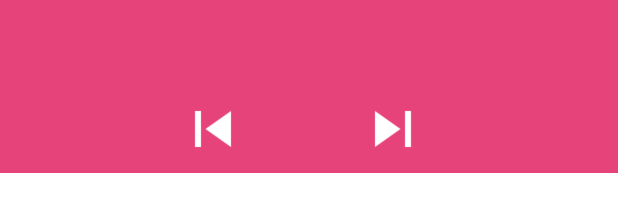
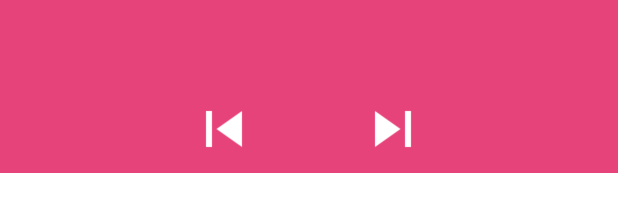
Before and after one commit to stevenguyen6052/BeautiMusic, an Android app: the layout music_play_frag2.xml on its own in the app's theme, with its tools: preview values and no code run, on a phone screen of 412 x 824 dp. Shown: the part 579-791 px from the top of the screen. Run offline under Robolectric (Android 15) with nearby library versions, the phone set to English and light mode, and no system bars; plain views replace CircularSeekBar.

Commit message:
commit changed

```diff
--- a/app/src/main/java/com/example/windows10gamer/beautimusic/view/adapter/AlbumAdapter.java
+++ b/app/src/main/java/com/example/windows10gamer/beautimusic/view/adapter/AlbumAdapter.java
@@ -77,7 +77,6 @@ public class AlbumAdapter extends RecyclerView.Adapter<AlbumAdapter.ViewHolder>
         public ViewHolder(View itemView) {
             super(itemView);
             mContext = itemView.getContext();
-            cardView = (CardView) itemView.findViewById(R.id.cardView);
             nameAlbum = (TextView) itemView.findViewById(R.id.alTvNameAlbum);
             nameArtist = (TextView) itemView.findViewById(R.id.alTvNameArtist);
             itemView.setOnClickListener(this);
--- a/app/src/main/java/com/example/windows10gamer/beautimusic/view/fragment/MusicPlay.java
+++ b/app/src/main/java/com/example/windows10gamer/beautimusic/view/fragment/MusicPlay.java
@@ -244,7 +244,6 @@ public class MusicPlay extends Fragment implements View.OnClickListener {
                     mImgPlayPause.setImageResource(R.drawable.playing);
                     mControlPlayPause.setImageResource(R.drawable.playing);
                 }
-
                 break;
         }
     }
--- a/app/src/main/java/com/example/windows10gamer/beautimusic/view/fragment/SongFragment.java
+++ b/app/src/main/java/com/example/windows10gamer/beautimusic/view/fragment/SongFragment.java
@@ -9,6 +9,8 @@ import android.net.Uri;
 import android.os.Bundle;
 import android.provider.MediaStore;
 import android.view.LayoutInflater;
+import android.view.Menu;
+import android.view.MenuInflater;
 import android.view.View;
 import android.view.ViewGroup;
 import android.widget.AdapterView;
@@ -66,6 +68,10 @@ public class SongFragment extends android.support.v4.app.Fragment {
         return mRootView;
     }
 
+    @Override
+    public void onCreateOptionsMenu(Menu menu, MenuInflater inflater) {
+        super.onCreateOptionsMenu(menu, inflater);
+    }
 
     private void initView() {
         mSongDatabase = new SongDatabase(getActivity());
--- /dev/null
+++ b/app/src/main/res/drawable/custom_next.xml
@@ -0,0 +1,12 @@
+<?xml version="1.0" encoding="utf-8"?>
+<selector xmlns:android="http://schemas.android.com/apk/res/android">
+    <item android:state_pressed="true"
+        android:drawable="@drawable/ic_skip_next_black_48dp">
+    </item>
+
+    <item
+        android:drawable="@drawable/ic_skip_next_white_48dp"
+        >
+    </item>
+
+</selector>
--- /dev/null
+++ b/app/src/main/res/drawable/custom_previous.xml
@@ -0,0 +1,11 @@
+<?xml version="1.0" encoding="utf-8"?>
+<selector xmlns:android="http://schemas.android.com/apk/res/android">
+    <item android:state_pressed="true"
+        android:drawable="@drawable/ic_skip_previous_black_48dp">
+    </item>
+
+    <item
+        android:drawable="@drawable/ic_skip_previous_white_48dp"
+        >
+    </item>
+</selector>
--- a/app/src/main/res/layout/album_fragment.xml
+++ b/app/src/main/res/layout/album_fragment.xml
@@ -9,6 +9,7 @@
         android:layout_width="match_parent"
         android:layout_height="wrap_content"
         android:id="@+id/recycleViewAl"
+        android:scrollbars="vertical"
         >
 
     </android.support.v7.widget.RecyclerView>
--- a/app/src/main/res/layout/item_album.xml
+++ b/app/src/main/res/layout/item_album.xml
@@ -3,12 +3,9 @@
     android:layout_width="match_parent"
     android:layout_height="wrap_content"
     android:orientation="vertical"
-    android:padding="8dp">
-
-    <android.support.v7.widget.CardView
-        android:id="@+id/cardView"
-        android:layout_width="wrap_content"
-        android:layout_height="wrap_content">
+    android:paddingLeft="16dp"
+    android:paddingTop="16dp"
+    >
 
         <ImageView
             android:id="@+id/alImgViewAlbum"
@@ -33,5 +30,4 @@
                 android:text="@string/name_artist" />
         </LinearLayout>
 
-    </android.support.v7.widget.CardView>
 </RelativeLayout>
--- a/app/src/main/res/layout/music_play_frag2.xml
+++ b/app/src/main/res/layout/music_play_frag2.xml
@@ -149,7 +149,7 @@
             android:layout_gravity="right|center_vertical"
             android:layout_toEndOf="@+id/pTvTime"
             android:layout_toRightOf="@+id/pTvTime"
-            android:background="@drawable/ic_skip_next_white_48dp" />
+            android:background="@drawable/custom_next" />
 
         <ImageView
             android:id="@+id/pImgPlayPause"
@@ -160,17 +160,15 @@
 
             />
 
-        <ImageButton
+        <ImageView
             android:id="@+id/pImgPrevious"
             android:layout_width="48dp"
             android:layout_height="48dp"
+            android:layout_gravity="center_vertical"
+            android:background="@drawable/custom_previous"
             android:layout_alignParentBottom="true"
-            android:layout_gravity="center_vertical"
-            android:layout_toLeftOf="@+id/pShuffle"
-            android:layout_toStartOf="@+id/pShuffle"
-            android:background="@drawable/ic_skip_previous_white_48dp" />
-        <!--android:layout_toLeftOf="@+id/pShuffle"-->
-        <!--android:layout_toStartOf="@+id/pShuffle"-->
+            android:layout_toLeftOf="@+id/pTvTime"
+            android:layout_toStartOf="@+id/pTvTime" />
 
     </RelativeLayout>
 
```
